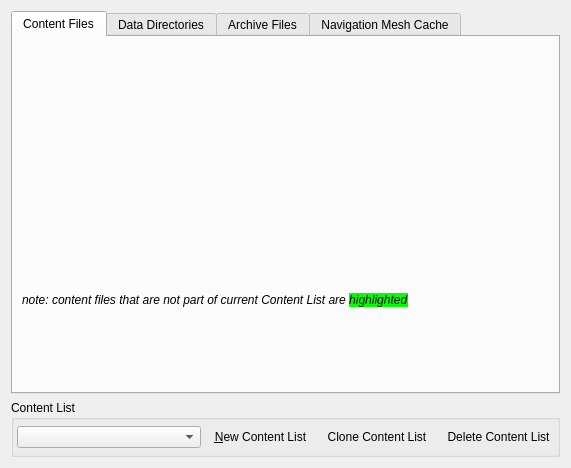
Above: files/ui/datafilespage.ui from sunhawken/openmw before the change. Below: the same form after it.
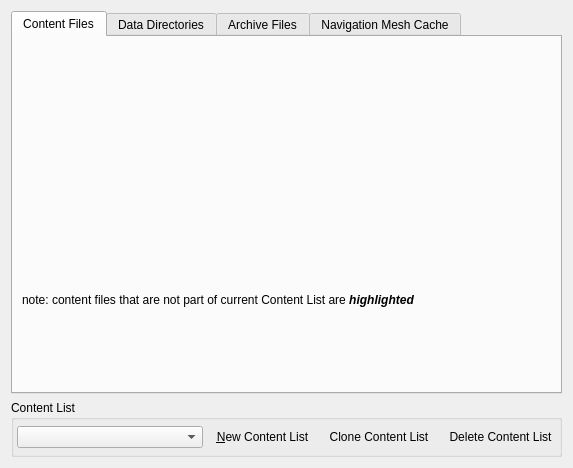
That is the form after the change. Icons and pictures are not drawn. Custom widgets are drawn as their Qt base class.

Commit message: Highlight new items in launcher by text formatting, not by color

```diff
--- a/files/ui/datafilespage.ui
+++ b/files/ui/datafilespage.ui
@@ -6,7 +6,7 @@
    <rect>
     <x>0</x>
     <y>0</y>
-    <width>571</width>
+    <width>573</width>
     <height>384</height>
    </rect>
   </property>
@@ -30,7 +30,7 @@
        <item row="1" column="0">
         <widget class="QLabel" name="dataNoteLabel">
          <property name="text">
-          <string>&lt;html&gt;&lt;head/&gt;&lt;body&gt;&lt;p&gt;&lt;span style=&quot; font-style:italic;&quot;&gt;note: content files that are not part of current Content List are &lt;/span&gt;&lt;span style=&quot; font-style:italic; background-color:#00ff00;&quot;&gt;highlighted&lt;/span&gt;&lt;/p&gt;&lt;/body&gt;&lt;/html&gt;</string>
+          <string>&lt;html&gt;&lt;head/&gt;&lt;body&gt;&lt;p&gt;note: content files that are not part of current Content List are &lt;span style=&quot; font-style:italic;font-weight: bold&quot;&gt;highlighted&lt;/span&gt;&lt;/p&gt;&lt;/body&gt;&lt;/html&gt;</string>
          </property>
         </widget>
        </item>
```
Left out of the diff: 4 changed lines with no effect on the pictures. The commit also changes 2 other files.
